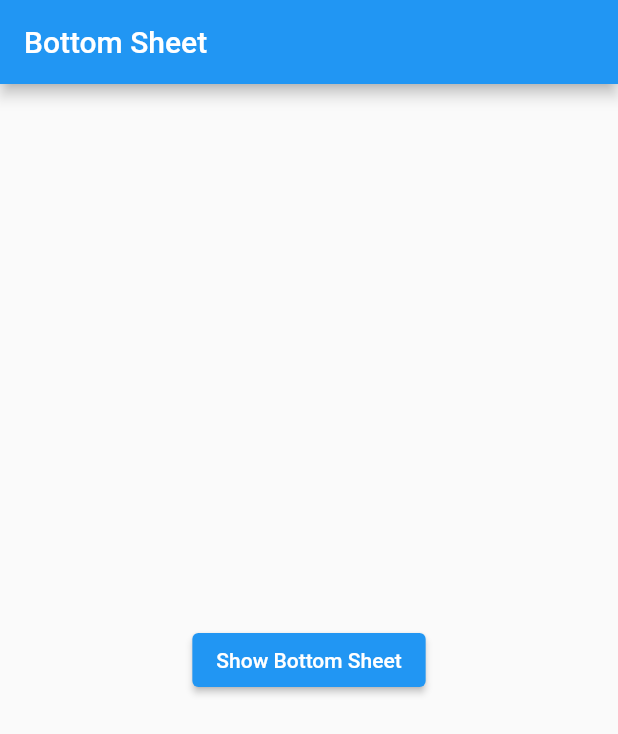
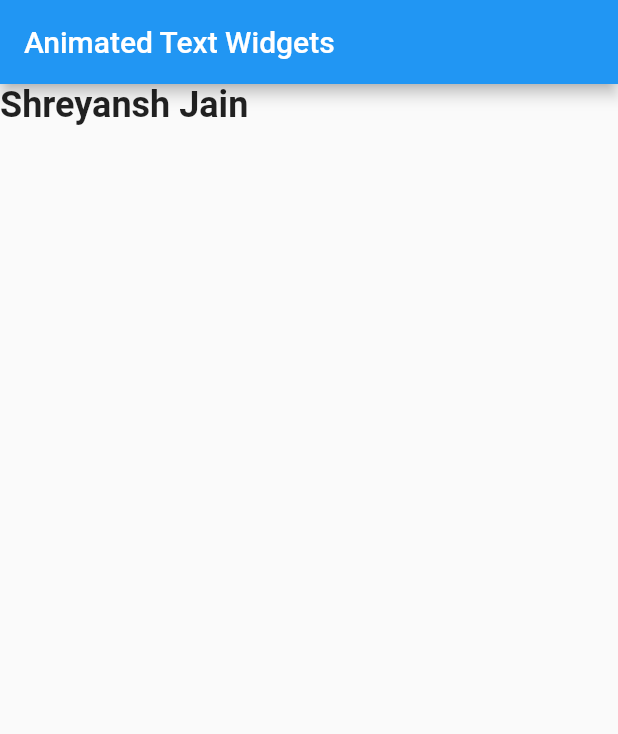
Before and after one commit to shreyxnsh/learningflutter, a Flutter app: the screen it shows after launch, on a phone screen of 412 x 824 dp. Shown: the top 734 px of the screen. Run offline on Flutter 3.47's test engine with Material 2 defaults, Android fonts, the phone set to English and light mode, and no system bars; drawn by our look-alikes of animated_text_kit.

Commit message:
animated text kit

```diff
--- a/lib/main.dart
+++ b/lib/main.dart
@@ -1,5 +1,6 @@
 import "package:flutter/material.dart";
 import "package:learningflutter/widgets/alert.dart";
+import "package:learningflutter/widgets/animated_text.dart";
 import "package:learningflutter/widgets/bottomsheet.dart";
 import "package:learningflutter/widgets/container_sized.dart";
 import "package:learningflutter/widgets/dimissible.dart";
@@ -24,7 +25,7 @@ class MyApp extends StatelessWidget {
         brightness: Brightness.light,
         primaryColor: Colors.orange
       ),
-      home: BottomSheetWidget(),
+      home: AnimatedTextWidget(),
     );
   }
 }
--- /dev/null
+++ b/lib/widgets/animated_text.dart
@@ -0,0 +1,39 @@
+import 'package:animated_text_kit/animated_text_kit.dart';
+import 'package:flutter/material.dart';
+import 'package:flutter/src/widgets/framework.dart';
+import 'package:flutter/src/widgets/placeholder.dart';
+
+class AnimatedTextWidget extends StatelessWidget {
+  const AnimatedTextWidget({super.key});
+
+  @override
+  Widget build(BuildContext context) {
+    return Scaffold(
+      appBar: AppBar(
+        title: Text('Animated Text Widgets'),
+
+      ),
+      body: Column(
+        children: [
+          AnimatedTextKit(
+            animatedTexts: [
+              TypewriterAnimatedText('Shreyansh Jain',
+               textStyle: TextStyle(
+                fontSize: 24,
+                fontWeight: FontWeight.bold,
+              ),
+            speed: Duration(milliseconds: 100),
+              ),
+
+          ],
+          totalRepeatCount: 5,
+          pause: Duration(milliseconds: 200),
+          displayFullTextOnTap: true,
+          stopPauseOnTap: true,
+          ),
+
+        ],
+      ),
+    );
+  }
+}
--- a/pubspec.yaml
+++ b/pubspec.yaml
@@ -31,6 +31,7 @@ dependencies:
   flutter:
     sdk: flutter
 
+  animated_text_kit :
 
   # The following adds the Cupertino Icons font to your application.
   # Use with the CupertinoIcons class for iOS style icons.
```
Also changed, not shown: pubspec.lock.
